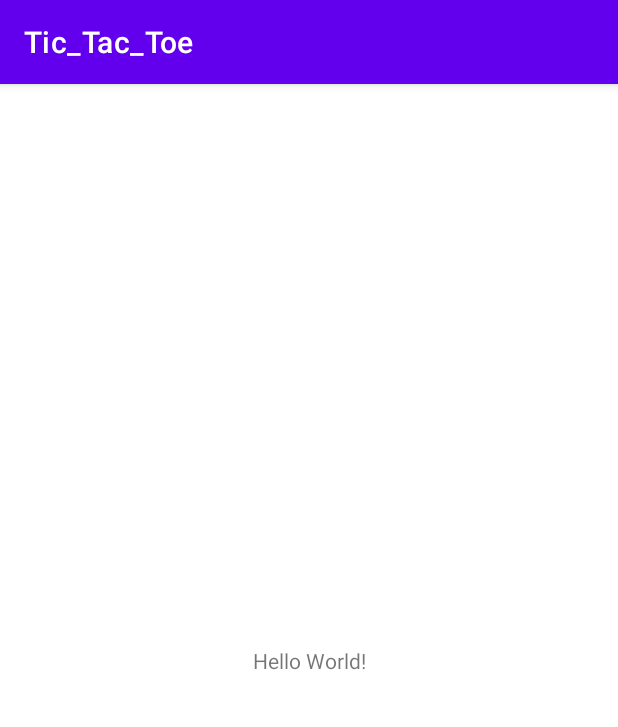
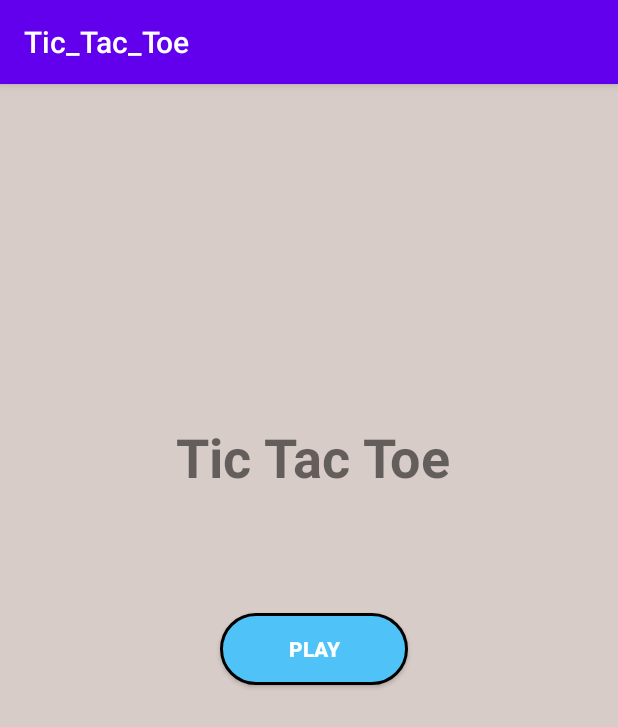
Before and after one commit to Bahadir2409/Tic_Tac_Toe, an Android app: the screen it shows after launch (MainActivity), on a phone screen of 412 x 824 dp. Shown: the top 727 px of the screen. Run offline under Robolectric (Android 15) with nearby library versions, the phone set to English and light mode, and no system bars.

Commit message:
2 activity desing

```diff
--- a/app/src/main/AndroidManifest.xml
+++ b/app/src/main/AndroidManifest.xml
@@ -9,6 +9,7 @@
         android:roundIcon="@mipmap/ic_launcher_round"
         android:supportsRtl="true"
         android:theme="@style/Theme.Tic_Tac_Toe">
+        <activity android:name=".PlayerSetup"></activity>
         <activity android:name=".MainActivity">
             <intent-filter>
                 <action android:name="android.intent.action.MAIN" />
--- a/app/src/main/java/com/layercontent/tic_tac_toe/MainActivity.java
+++ b/app/src/main/java/com/layercontent/tic_tac_toe/MainActivity.java
@@ -2,7 +2,10 @@ package com.layercontent.tic_tac_toe;
 
 import androidx.appcompat.app.AppCompatActivity;
 
+import android.content.Intent;
 import android.os.Bundle;
+import android.view.View;
+import android.widget.Button;
 
 public class MainActivity extends AppCompatActivity {
 
@@ -10,5 +13,14 @@ public class MainActivity extends AppCompatActivity {
     protected void onCreate(Bundle savedInstanceState) {
         super.onCreate(savedInstanceState);
         setContentView(R.layout.activity_main);
+
+    }
+    public void playButton(View view){
+        view.setOnClickListener(new View.OnClickListener() {
+            @Override
+            public void onClick(View v) {
+                startActivity(new Intent(MainActivity.this,PlayerSetup.class));
+            }
+        });
     }
 }
--- /dev/null
+++ b/app/src/main/res/drawable/blue_button.xml
@@ -0,0 +1,11 @@
+<?xml version="1.0" encoding="utf-8"?>
+<selector xmlns:android="http://schemas.android.com/apk/res/android">
+<item>
+    <shape android:shape="rectangle">
+        <solid android:color="#4FC3F7"/>
+        <corners android:radius="100dp"/>
+        <stroke android:color="@color/black" android:width="2dp"/>
+
+    </shape>
+</item>
+</selector>
--- a/app/src/main/res/layout/activity_main.xml
+++ b/app/src/main/res/layout/activity_main.xml
@@ -3,16 +3,37 @@
     xmlns:app="http://schemas.android.com/apk/res-auto"
     xmlns:tools="http://schemas.android.com/tools"
     android:layout_width="match_parent"
+    android:background="#D7CCC8"
     android:layout_height="match_parent"
     tools:context=".MainActivity">
 
     <TextView
+        android:id="@+id/textView"
         android:layout_width="wrap_content"
         android:layout_height="wrap_content"
-        android:text="Hello World!"
+        android:text="@string/homeTile"
+        android:textSize="36sp"
+        android:textStyle="bold"
         app:layout_constraintBottom_toBottomOf="parent"
+        app:layout_constraintHorizontal_bias="0.513"
         app:layout_constraintLeft_toLeftOf="parent"
         app:layout_constraintRight_toRightOf="parent"
-        app:layout_constraintTop_toTopOf="parent" />
+        app:layout_constraintTop_toTopOf="parent"
+        app:layout_constraintVertical_bias="0.311" />
+
+    <Button
+        android:id="@+id/button"
+        android:layout_width="125dp"
+        android:layout_height="wrap_content"
+        android:layout_marginTop="80dp"
+        android:background="@drawable/blue_button"
+        android:onClick="playButton"
+        android:text="@string/playbutton"
+        android:textColor="@color/white"
+        android:textStyle="bold"
+        app:layout_constraintEnd_toEndOf="@+id/textView"
+        app:layout_constraintStart_toStartOf="@+id/textView"
+        app:layout_constraintTop_toBottomOf="@+id/textView" />
+
 
 </androidx.constraintlayout.widget.ConstraintLayout>
--- a/app/src/main/res/values/strings.xml
+++ b/app/src/main/res/values/strings.xml
@@ -1,3 +1,10 @@
 <resources>
     <string name="app_name">Tic_Tac_Toe</string>
+    <string name="homeTile">Tic Tac Toe</string>
+    <string name="playbutton">Play</string>
+    <string name="playersetuptitle">Enter Your Name</string>
+    <string name="Label1">Player1</string>
+    <string name="Label2">Player2</string>
+    <string name="submitbutton">Submit Names</string>
+    <string name="NameHint">Enter Your Name</string>
 </resources>
--- a/app/src/main/res/values/themes.xml
+++ b/app/src/main/res/values/themes.xml
@@ -1,6 +1,6 @@
 <resources xmlns:tools="http://schemas.android.com/tools">
     <!-- Base application theme. -->
-    <style name="Theme.Tic_Tac_Toe" parent="Theme.MaterialComponents.DayNight.DarkActionBar">
+    <style name="Theme.Tic_Tac_Toe" parent="Theme.AppCompat.DayNight.DarkActionBar">
         <!-- Primary brand color. -->
         <item name="colorPrimary">@color/purple_500</item>
         <item name="colorPrimaryVariant">@color/purple_700</item>
```
Also changed, not shown: app/src/main/java/com/layercontent/tic_tac_toe/PlayerSetup.java (added, +14 -0 lines), app/src/main/res/drawable/red_button.xml (added, +11 -0 lines), app/src/main/res/layout/activity_player_setup.xml (added, +83 -0 lines).
